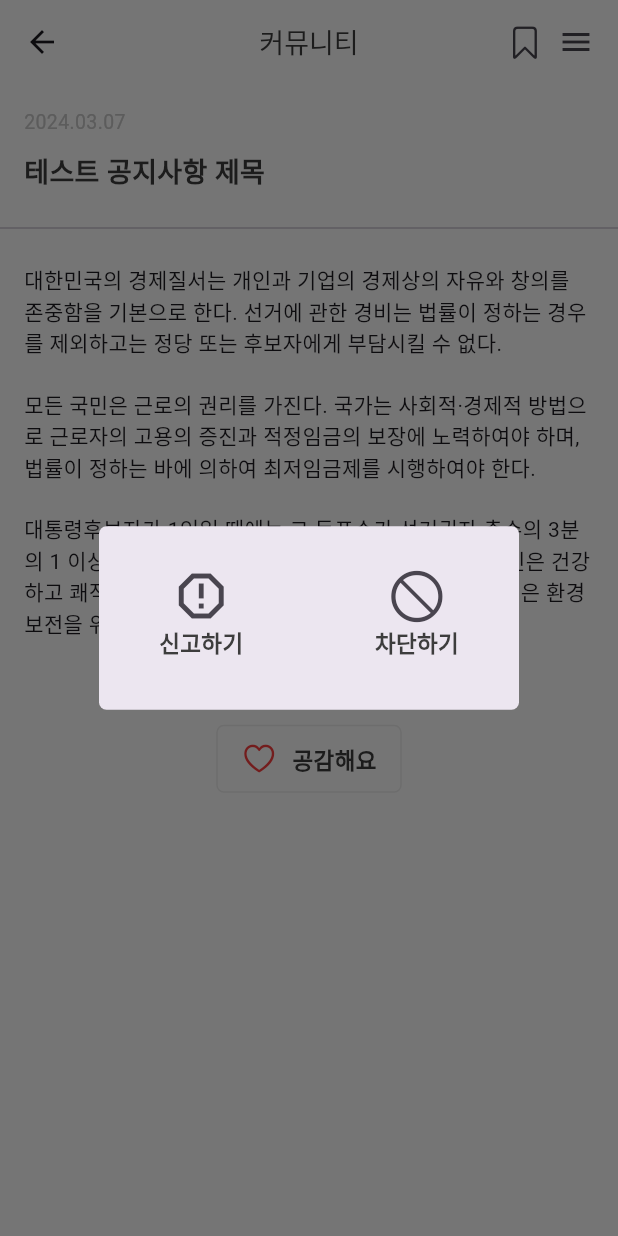
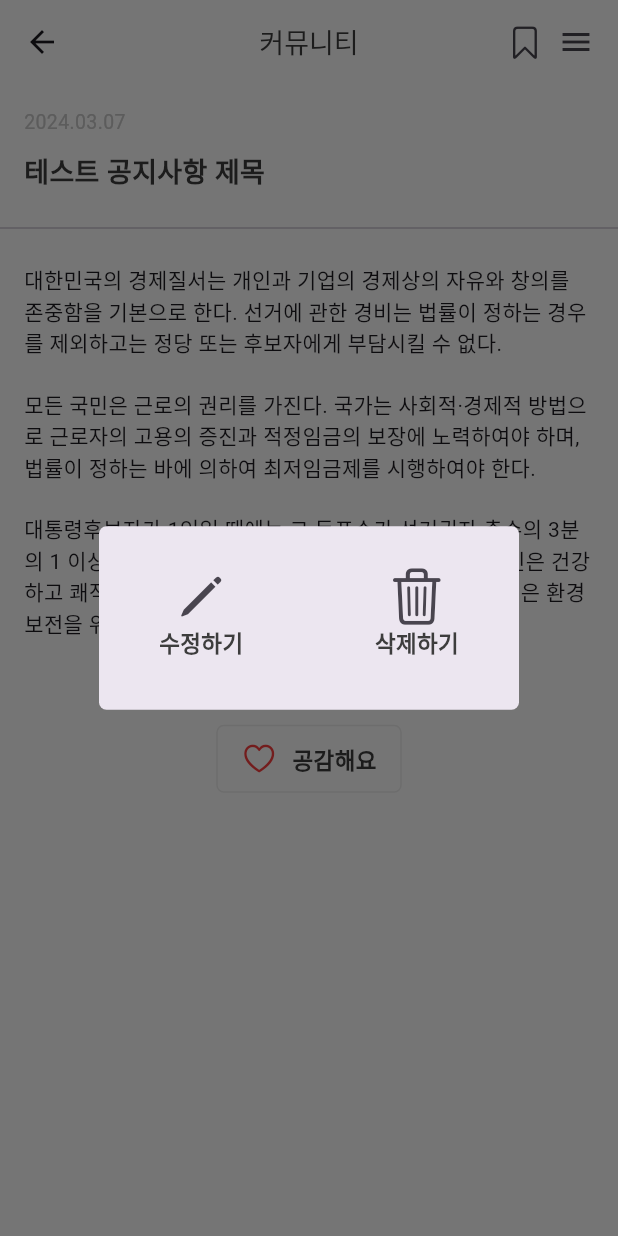
Before and after one commit to GodBongJune/Department-publish, a Flutter app: the CommunityDetailPage screen opened directly, after a tap on the "menu" icon, on a phone screen of 412 x 824 dp. Run offline on Flutter 3.47's test engine with Material 3 defaults, Android fonts, the light colour scheme and no system bars; our stand-ins replace animated_splash_screen, flutter_riverpod, flutter_svg, logger, package_info_plus.

Commit message:
글 수정 페이지 완료

```diff
--- a/lib/core/constant/move.dart
+++ b/lib/core/constant/move.dart
@@ -1,6 +1,7 @@
 import 'package:department/pages/auth_and_find/find_password_page/find_password_page.dart';
 import 'package:department/pages/auth_and_find/find_password_page/find_password_page_widget/find_password_change_page.dart';
 import 'package:department/pages/auth_and_find/join_page/join_page_widgets/joIn_page_formfield.dart';
+import 'package:department/pages/community/community_change_page/community_change_page.dart';
 import 'package:flutter/material.dart';
 
 class Move {
@@ -12,6 +13,9 @@ class Move {
 
   //비밀번호 찾기&변경 페이지
   static String findPasswordChange = "/findPasswordChange";
+
+  //글 수정 페이지
+  static String communityChange = "/communityChange";
 }
 
 Map<String, Widget Function(BuildContext)> getRouters() {
@@ -24,5 +28,8 @@ Map<String, Widget Function(BuildContext)> getRouters() {
 
     //비밀번호 찾기&변경 페이지
     Move.findPasswordChange: (context) => FindPasswordChangePage(),
+
+    //글 수정 페이지
+    Move.communityChange: (context) => CommunityChangePage(),
   };
 }
--- a/lib/pages/community/community_detail_page/community_detail_page.dart
+++ b/lib/pages/community/community_detail_page/community_detail_page.dart
@@ -1,4 +1,5 @@
 import 'package:department/core/constant/color_and_size.dart';
+import 'package:department/core/constant/move.dart';
 import 'package:department/pages/community/community_detail_page/community_detail_page_widgets/community_detail_page_body.dart';
 import 'package:flutter/cupertino.dart';
 import 'package:flutter/material.dart';
@@ -34,7 +35,7 @@ class _CommunityDetailPageState extends State<CommunityDetailPage> {
                       : Icon(CupertinoIcons.bookmark),
                 ),
                 SizedBox(width: 10),
-                ContentMenu(),
+                ChangeMenu(),
               ],
             ),
           ),
@@ -45,8 +46,9 @@ class _CommunityDetailPageState extends State<CommunityDetailPage> {
   }
 }
 
-class ContentMenu extends StatelessWidget {
-  const ContentMenu({
+//신고하기 차단하기
+class ReportMenu extends StatelessWidget {
+  const ReportMenu({
     super.key,
   });
 
@@ -124,3 +126,87 @@ class ContentMenu extends StatelessWidget {
     );
   }
 }
+
+//수정하기 삭제하기
+class ChangeMenu extends StatelessWidget {
+  const ChangeMenu({
+    super.key,
+  });
+
+  @override
+  Widget build(BuildContext context) {
+    return InkWell(
+      onTap: () {
+        showDialog(
+          context: context,
+          barrierDismissible: true,
+          builder: (context) {
+            return AlertDialog(
+              shape: RoundedRectangleBorder(
+                borderRadius: BorderRadius.all(
+                  Radius.circular(5),
+                ),
+              ),
+              content: Container(
+                height: MediaQuery.of(context).size.height * 0.1,
+                child: Padding(
+                  padding: const EdgeInsets.symmetric(horizontal: 16.0),
+                  child: Row(
+                    children: [
+                      InkWell(
+                          onTap: () {
+                            Navigator.of(context)
+                                .popAndPushNamed(Move.communityChange);
+                          },
+                          child: Column(
+                            mainAxisAlignment: MainAxisAlignment.center,
+                            mainAxisSize: MainAxisSize.max,
+                            children: [
+                              Icon(
+                                CupertinoIcons.pencil,
+                                size: 40,
+                              ),
+                              Text(
+                                "수정하기",
+                                style: TextStyle(
+                                  color: k3DColor,
+                                  fontSize: size15,
+                                  fontWeight: FontWeight.bold,
+                                ),
+                              ),
+                            ],
+                          )),
+                      Spacer(),
+                      InkWell(
+                        onTap: () {},
+                        child: Column(
+                          mainAxisAlignment: MainAxisAlignment.center,
+                          mainAxisSize: MainAxisSize.max,
+                          children: [
+                            Icon(
+                              CupertinoIcons.trash,
+                              size: 40,
+                            ),
+                            Text(
+                              "삭제하기",
+                              style: TextStyle(
+                                color: k3DColor,
+                                fontSize: size15,
+                                fontWeight: FontWeight.bold,
+                              ),
+                            ),
+                          ],
+                        ),
+                      ),
+                    ],
+                  ),
+                ),
+              ),
+            );
+          },
+        );
+      },
+      child: Icon(Icons.menu),
+    );
+  }
+}
```
Also changed, not shown: lib/pages/community/community_change_page/community_change_page.dart (added, +16 -0 lines), lib/pages/community/community_change_page/community_change_page_widgets/community_change_page_body.dart (added, +86 -0 lines).
